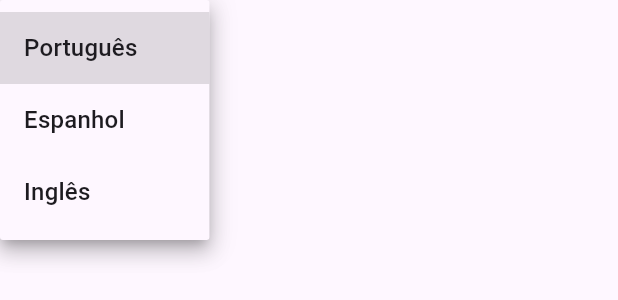
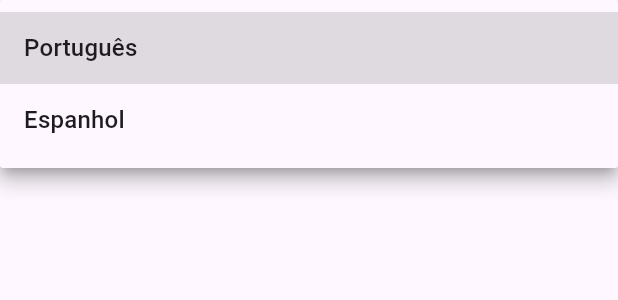
Before and after one commit to EduFapro/novo_cogni, a Flutter app: the EdLanguageFormDropdown widget shown alone on an empty page, opened directly, after a tap on "Português", on a phone screen of 412 x 824 dp. Shown: the top 300 px of the screen. Run offline on Flutter 3.47's test engine with Material 3 defaults, Android fonts, the phone set to English and light mode, and no system bars; our stand-ins replace audioplayers, equatable, flutter_dotenv, get, google_fonts, sqflite_common_ffi; missing offline and left inert: record; accounts and stored records are empty.

Commit message:
dropdown de idiomas não mostra inglês

```diff
--- a/lib/modules/home/widgets/ed_side_bar.dart
+++ b/lib/modules/home/widgets/ed_side_bar.dart
@@ -73,7 +73,7 @@ class EdSidebar extends StatelessWidget {
             ],
           ),
         ),
-        EdLanguageFormDropdown(),
+        EdLanguageDropdown (),
       ],
     );
   }
--- a/lib/modules/login/login_screen.dart
+++ b/lib/modules/login/login_screen.dart
@@ -121,7 +121,7 @@ class LoginScreen extends GetView<LoginController> with ValidationMixin {
                         ),
                       ],
                     ),
-                    EdLanguageFormDropdown(),
+                    EdLanguageDropdown (),
                   ],
                 ),
               ),
--- a/lib/modules/participant_registration/participant_registration_controller.dart
+++ b/lib/modules/participant_registration/participant_registration_controller.dart
@@ -24,7 +24,7 @@ class ParticipantRegistrationController extends GetxController {
   final selectedEducationLevel = Rx<EducationLevel?>(null);
   final selectedDate = Rx<DateTime?>(null);
   final selectedLaterality = Rx<Handedness?>(null);
-  final selectedLanguage = Rx<Language?>(Language.portuguese);
+  final selectedLanguage = Rx<Language?>(null);
 
   final RxMap<String, bool> itemsMap =
       RxMap<String, bool>({for (var v in modulesList) v.title!: false});
--- a/lib/modules/widgets/ed_language_dropdown.dart
+++ b/lib/modules/widgets/ed_language_dropdown.dart
@@ -1,19 +1,22 @@
 import 'package:flutter/material.dart';
 import 'package:get/get.dart';
 import '../../constants/enums/language_enums.dart';
-import '../participant_registration/participant_registration_controller.dart';
+import 'package:novo_cogni/global/language_controller.dart';
 
-class EdLanguageFormDropdown extends GetView<ParticipantRegistrationController> {
+class EdLanguageDropdown extends GetView<LanguageController> {
   @override
   Widget build(BuildContext context) {
     return Obx(() => DropdownButton<Language>(
-      value: controller.selectedLanguage.value,
+      hint: Text(Language.portuguese.translationKey),
+      value: controller.currentLanguage.value,
       onChanged: (Language? newValue) {
         if (newValue != null) {
-          controller.selectedLanguage.value = newValue;
+          controller.changeLanguage(newValue);
         }
       },
-      items: Language.values.map<DropdownMenuItem<Language>>((language) {
+      items: Language.values
+          .where((language) => language != Language.english) // Exclude English
+          .map<DropdownMenuItem<Language>>((language) {
         return DropdownMenuItem<Language>(
           value: language,
           child: Text(language.translationKey),
--- a/lib/modules/widgets/ed_language_form_dropdown.dart
+++ b/lib/modules/widgets/ed_language_form_dropdown.dart
@@ -5,28 +5,34 @@ import '../../constants/enums/language_enums.dart';
 import '../participant_registration/participant_registration_controller.dart';
 
 class EdLanguageFormDropdown extends GetView<ParticipantRegistrationController> {
-  const EdLanguageFormDropdown({Key? key}) : super(key: key);
-
   @override
   Widget build(BuildContext context) {
-    return Obx(() => DropdownButton<Language>(
-      hint: Text(controller.selectedLanguage.value?.translationKey ?? Language.portuguese.translationKey),
-      onChanged: (Language? value) {
-
-          controller.selectedLanguage.value = value;
-
-      },
-      value: controller.selectedLanguage.value,
-      items: [
-        DropdownMenuItem<Language>(
-          value: Language.portuguese,
-          child: Text(Language.portuguese.translationKey),
+    return Obx(() {
+      var currentLanguage = controller.selectedLanguage.value ?? Language.portuguese;
+      return DropdownButtonFormField<Language>(
+        decoration: InputDecoration(
+          labelText: 'Language', // Use your actual label here
+          filled: true,
+          fillColor: Color(0xffededed),
+          border: OutlineInputBorder(
+            borderRadius: BorderRadius.circular(10.0),
+          ),
         ),
-        DropdownMenuItem<Language>(
-          value: Language.spanish,
-          child: Text(Language.spanish.translationKey),
-        ),
-      ],
-    ));
+        value: currentLanguage,
+        onChanged: (Language? newValue) {
+          if (newValue != null) {
+            controller.selectedLanguage.value = newValue;
+          }
+        },
+        items: Language.values
+            .where((language) => language != Language.english) // Exclude English
+            .map<DropdownMenuItem<Language>>((language) {
+          return DropdownMenuItem<Language>(
+            value: language,
+            child: Text(language.translationKey),
+          );
+        }).toList(),
+      );
+    });
   }
 }
```
